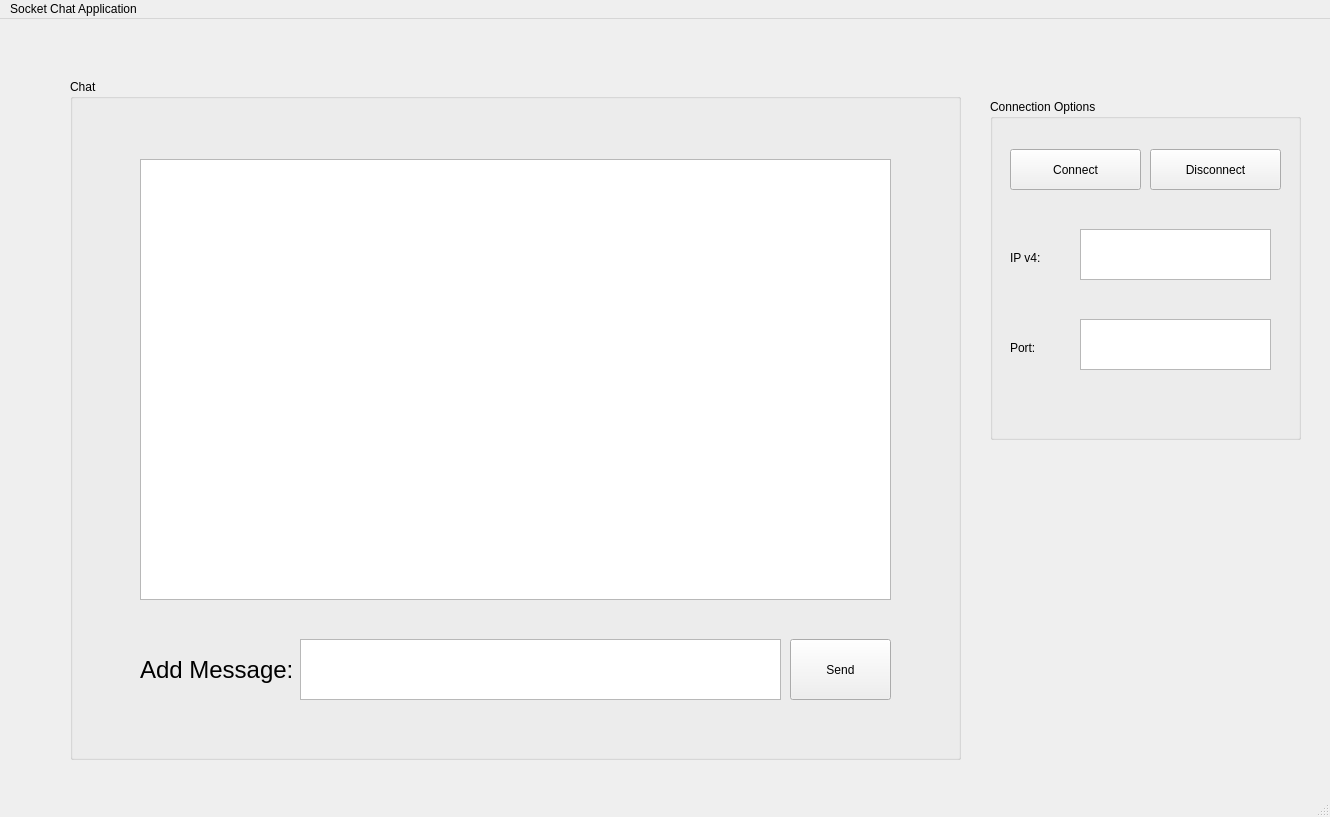
The window that SocketChatApp/src/gui/mainwindow.ui (AndiH00/SocketChat) describes before a commit, drawn with Qt 5.
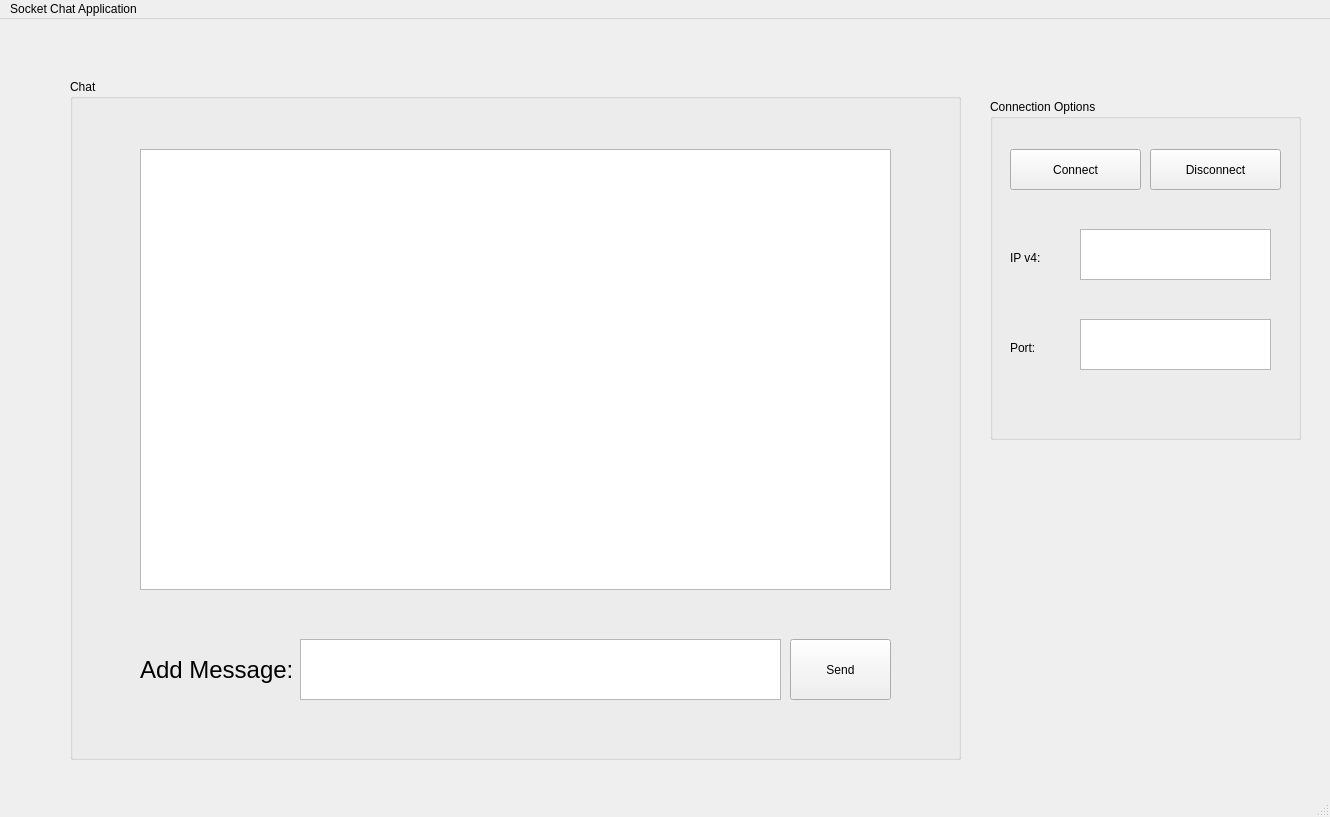
The same window after the commit.

Commit message: added mainwindow title for server and client

Diff of the .ui file:
```diff
--- a/SocketChatApp/src/gui/mainwindow.ui
+++ b/SocketChatApp/src/gui/mainwindow.ui
@@ -115,7 +115,7 @@
      <property name="geometry">
       <rect>
        <x>70</x>
-       <y>80</y>
+       <y>70</y>
        <width>751</width>
        <height>441</height>
       </rect>
```
The commit also changes 2 other files.
